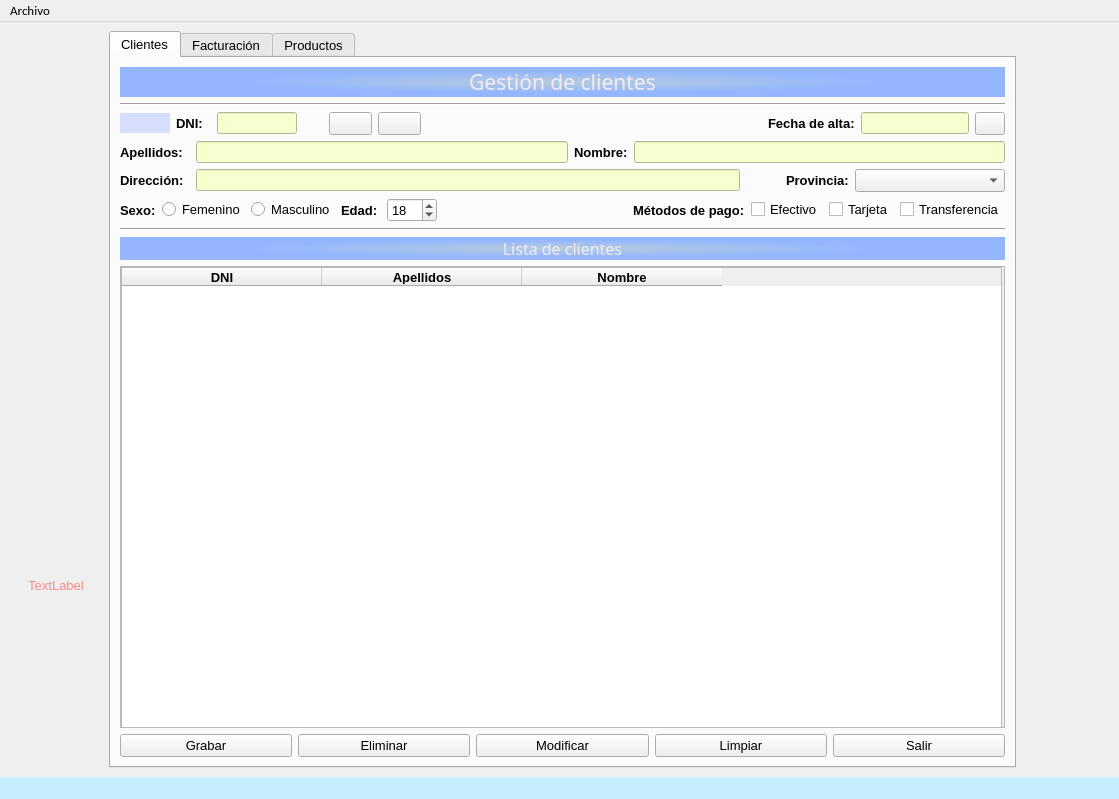
Old version of the form ventana.ui in the repository cegola/GOMEZLANGE.
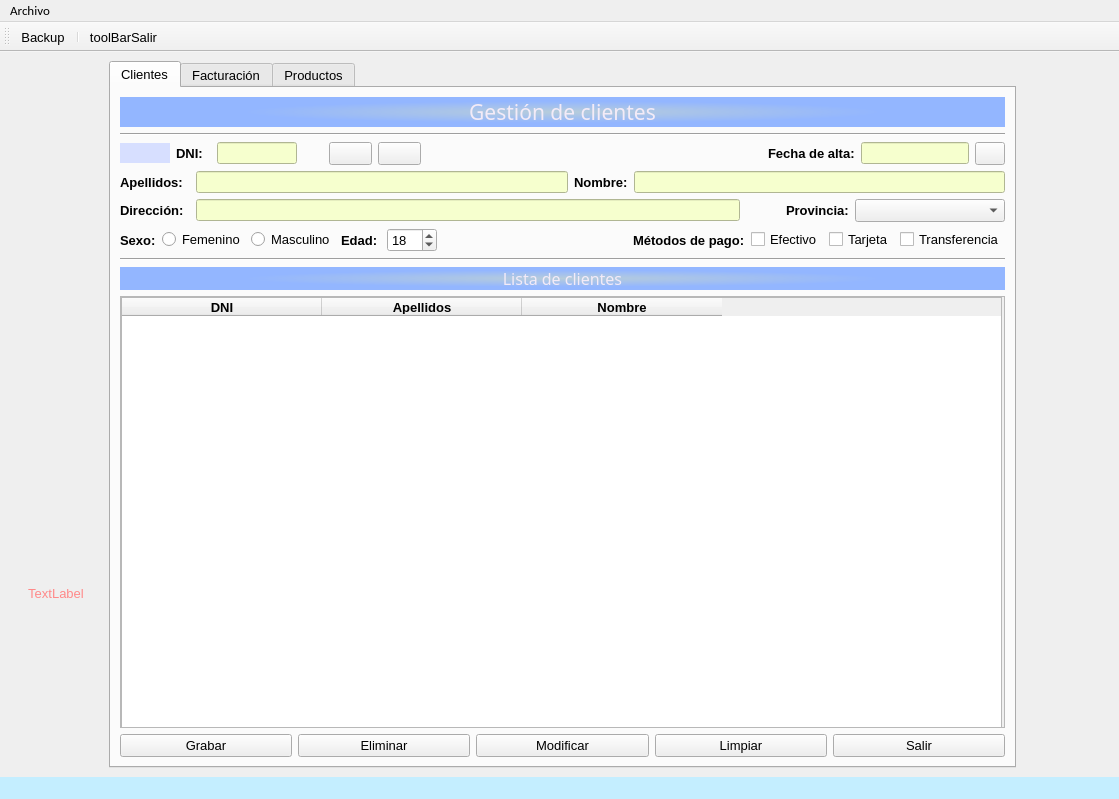
New version of the form. Icons and pictures are not drawn.

Diff of the .ui file:
```diff
--- a/ventana.ui
+++ b/ventana.ui
@@ -695,7 +695,7 @@
              <x>0</x>
              <y>0</y>
              <width>879</width>
-             <height>466</height>
+             <height>432</height>
             </rect>
            </property>
            <property name="sizePolicy">
@@ -842,6 +842,20 @@
     <string notr="true">background:rgb(196, 238, 255)</string>
    </property>
   </widget>
+  <widget class="QToolBar" name="toolBar">
+   <property name="windowTitle">
+    <string>toolBar</string>
+   </property>
+   <attribute name="toolBarArea">
+    <enum>TopToolBarArea</enum>
+   </attribute>
+   <attribute name="toolBarBreak">
+    <bool>false</bool>
+   </attribute>
+   <addaction name="actionBackup"/>
+   <addaction name="separator"/>
+   <addaction name="actiontoolBarSalir"/>
+  </widget>
   <action name="actionSalir">
    <property name="text">
     <string>Salir</string>
@@ -850,6 +864,35 @@
     <string>Ctrl+S</string>
    </property>
   </action>
+  <action name="actionBackup">
+   <property name="checkable">
+    <bool>true</bool>
+   </property>
+   <property name="icon">
+    <iconset>
+     <activeon>:/newPrefix/backup.png</activeon>
+    </iconset>
+   </property>
+   <property name="text">
+    <string>Backup</string>
+   </property>
+   <property name="toolTip">
+    <string>&lt;html&gt;&lt;head/&gt;&lt;body&gt;&lt;p&gt;&lt;img src=&quot;:/newPrefix/backup.png&quot;/&gt;&lt;/p&gt;&lt;/body&gt;&lt;/html&gt;</string>
+   </property>
+  </action>
+  <action name="actiontoolBarSalir">
+   <property name="icon">
+    <iconset>
+     <activeon>:/newPrefix/iconsalir.png</activeon>
+    </iconset>
+   </property>
+   <property name="text">
+    <string>toolBarSalir</string>
+   </property>
+   <property name="toolTip">
+    <string>&lt;html&gt;&lt;head/&gt;&lt;body&gt;&lt;p&gt;&lt;img src=&quot;:/newPrefix/iconsalir.png&quot;/&gt;&lt;/p&gt;&lt;/body&gt;&lt;/html&gt;</string>
+   </property>
+  </action>
  </widget>
  <resources>
   <include location="img/calendar.qrc"/>
```
Left out of the diff: 2 changed lines with no effect on the pictures.
